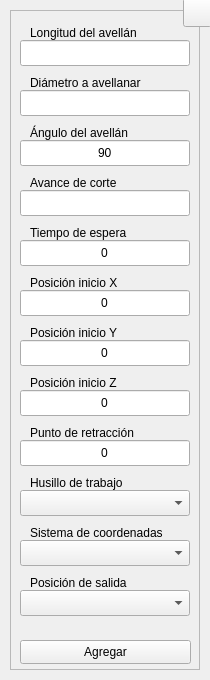
Old version of the form interfaces/ui_files/csink.ui in the repository Raw0201/GCode2.
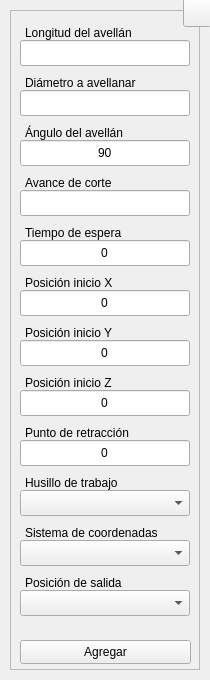
New version of the form. Icons and pictures are not drawn.

Patch:
```diff
--- a/interfaces/ui_files/csink.ui
+++ b/interfaces/ui_files/csink.ui
@@ -2221,9 +2221,9 @@
      </property>
      <property name="geometry">
       <rect>
-       <x>20</x>
+       <x>15</x>
        <y>10</y>
-       <width>121</width>
+       <width>118</width>
        <height>26</height>
       </rect>
      </property>
@@ -2277,9 +2277,9 @@
      </property>
      <property name="geometry">
       <rect>
-       <x>20</x>
+       <x>15</x>
        <y>60</y>
-       <width>121</width>
+       <width>120</width>
        <height>26</height>
       </rect>
      </property>
@@ -2330,9 +2330,9 @@
      </property>
      <property name="geometry">
       <rect>
-       <x>20</x>
+       <x>15</x>
        <y>160</y>
-       <width>98</width>
+       <width>97</width>
        <height>26</height>
       </rect>
      </property>
@@ -2408,9 +2408,9 @@
      </property>
      <property name="geometry">
       <rect>
-       <x>20</x>
+       <x>15</x>
        <y>460</y>
-       <width>101</width>
+       <width>103</width>
        <height>26</height>
       </rect>
      </property>
@@ -2461,7 +2461,7 @@
      </property>
      <property name="geometry">
       <rect>
-       <x>20</x>
+       <x>15</x>
        <y>260</y>
        <width>98</width>
        <height>26</height>
@@ -2477,7 +2477,7 @@
      </property>
      <property name="geometry">
       <rect>
-       <x>20</x>
+       <x>15</x>
        <y>310</y>
        <width>98</width>
        <height>26</height>
@@ -2530,7 +2530,7 @@
      </property>
      <property name="geometry">
       <rect>
-       <x>20</x>
+       <x>15</x>
        <y>360</y>
        <width>98</width>
        <height>26</height>
@@ -2608,9 +2608,9 @@
      </property>
      <property name="geometry">
       <rect>
-       <x>20</x>
+       <x>15</x>
        <y>510</y>
-       <width>138</width>
+       <width>140</width>
        <height>26</height>
       </rect>
      </property>
@@ -2627,7 +2627,7 @@
      </property>
      <property name="geometry">
       <rect>
-       <x>20</x>
+       <x>15</x>
        <y>560</y>
        <width>105</width>
        <height>26</height>
@@ -2708,7 +2708,7 @@
      </property>
      <property name="geometry">
       <rect>
-       <x>20</x>
+       <x>15</x>
        <y>410</y>
        <width>115</width>
        <height>26</height>
@@ -2761,9 +2761,9 @@
      </property>
      <property name="geometry">
       <rect>
-       <x>20</x>
+       <x>15</x>
        <y>110</y>
-       <width>111</width>
+       <width>109</width>
        <height>26</height>
       </rect>
      </property>
@@ -2777,9 +2777,9 @@
      </property>
      <property name="geometry">
       <rect>
-       <x>20</x>
+       <x>15</x>
        <y>210</y>
-       <width>101</width>
+       <width>104</width>
        <height>26</height>
       </rect>
      </property>
```
